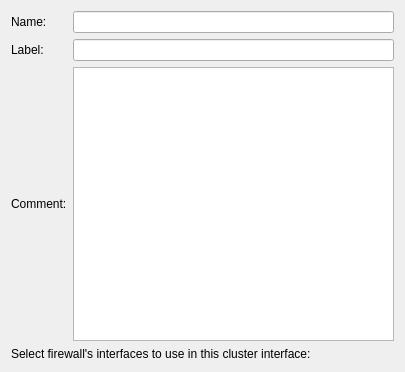
Before: the Qt Designer form src/gui/ClusterInterfaceWidget.ui in fwbuilder/fwbuilder, drawn with Qt 5.
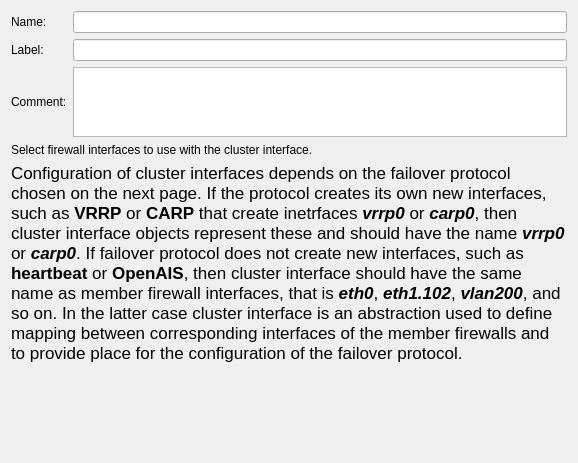
After: the same form once the commit is applied.

Commit message: dialog formatting, changes in QMessageBox text

```diff
--- a/src/gui/ClusterInterfaceWidget.ui
+++ b/src/gui/ClusterInterfaceWidget.ui
@@ -1,24 +1,24 @@
 <?xml version="1.0" encoding="UTF-8"?>
 <ui version="4.0">
  <class>ClusterInterfaceWidget</class>
- <widget class="QWidget" name="ClusterInterfaceWidget">
-  <property name="geometry">
+ <widget class="QWidget" name="ClusterInterfaceWidget" >
+  <property name="geometry" >
    <rect>
     <x>0</x>
     <y>0</y>
-    <width>405</width>
-    <height>372</height>
+    <width>578</width>
+    <height>463</height>
    </rect>
   </property>
   <property name="windowTitle">
    <string>Form</string>
   </property>
-  <layout class="QVBoxLayout" name="verticalLayout">
-   <item>
-    <layout class="QGridLayout" name="gridLayout">
-     <item row="0" column="0">
-      <widget class="QLabel" name="label_1">
-       <property name="text">
+  <layout class="QGridLayout" name="gridLayout_2" >
+   <item row="0" column="0" >
+    <layout class="QGridLayout" name="gridLayout" >
+     <item row="0" column="0" >
+      <widget class="QLabel" name="label_1" >
+       <property name="text" >
         <string>Name:</string>
        </property>
       </widget>
@@ -43,20 +43,66 @@
      <item row="1" column="1">
       <widget class="QLineEdit" name="label"/>
      </item>
-     <item row="2" column="1">
-      <widget class="QTextEdit" name="comment"/>
+     <item row="2" column="1" >
+      <widget class="QTextEdit" name="comment" >
+       <property name="sizePolicy" >
+        <sizepolicy vsizetype="Fixed" hsizetype="Expanding" >
+         <horstretch>0</horstretch>
+         <verstretch>0</verstretch>
+        </sizepolicy>
+       </property>
+       <property name="minimumSize" >
+        <size>
+         <width>0</width>
+         <height>70</height>
+        </size>
+       </property>
+       <property name="maximumSize" >
+        <size>
+         <width>16777215</width>
+         <height>70</height>
+        </size>
+       </property>
+      </widget>
      </item>
     </layout>
    </item>
-   <item>
-    <widget class="QLabel" name="label_5">
-     <property name="text">
-      <string>Select firewall's interfaces to use in this cluster interface:</string>
+   <item row="1" column="0" >
+    <widget class="QLabel" name="label_5" >
+     <property name="text" >
+      <string>Select firewall interfaces to use with the cluster interface.</string>
      </property>
     </widget>
    </item>
-   <item>
-    <layout class="QHBoxLayout" name="interfaces"/>
+   <item row="2" column="0" >
+    <widget class="QLabel" name="label_4" >
+     <property name="text" >
+      <string>&lt;!DOCTYPE HTML PUBLIC "-//W3C//DTD HTML 4.0//EN" "http://www.w3.org/TR/REC-html40/strict.dtd">
+&lt;html>&lt;head>&lt;meta name="qrichtext" content="1" />&lt;style type="text/css">
+p, li { white-space: pre-wrap; }
+&lt;/style>&lt;/head>&lt;body style=" font-family:'Lucida Grande'; font-size:13pt; font-weight:400; font-style:normal;">
+&lt;p style=" margin-top:0px; margin-bottom:0px; margin-left:0px; margin-right:0px; -qt-block-indent:0; text-indent:0px;">Configuration of cluster interfaces depends on the failover protocol chosen on the next page. If the protocol creates its own new interfaces, such as &lt;span style=" font-weight:600;">VRRP&lt;/span> or &lt;span style=" font-weight:600;">CARP&lt;/span> that create inetrfaces &lt;span style=" font-weight:600; font-style:italic;">vrrp0&lt;/span> or &lt;span style=" font-weight:600; font-style:italic;">carp0&lt;/span>, then cluster interface objects represent these and should have the name &lt;span style=" font-weight:600; font-style:italic;">vrrp0&lt;/span> or &lt;span style=" font-weight:600; font-style:italic;">carp0&lt;/span>. If failover protocol does not create new interfaces, such as &lt;span style=" font-weight:600;">heartbeat&lt;/span> or &lt;span style=" font-weight:600;">OpenAIS&lt;/span>, then cluster interface should have the same name as member firewall interfaces, that is &lt;span style=" font-weight:600; font-style:italic;">eth0&lt;/span>, &lt;span style=" font-weight:600; font-style:italic;">eth1.102&lt;/span>, &lt;span style=" font-weight:600; font-style:italic;">vlan200&lt;/span>, and so on. In the latter case cluster interface is an abstraction used to define mapping between corresponding interfaces of the member firewalls and to provide place for the configuration of the failover protocol.&lt;/p>&lt;/body>&lt;/html></string>
+     </property>
+     <property name="wordWrap" >
+      <bool>true</bool>
+     </property>
+    </widget>
+   </item>
+   <item row="3" column="0" >
+    <layout class="QHBoxLayout" name="interfaces" />
+   </item>
+   <item row="4" column="0" >
+    <spacer name="verticalSpacer" >
+     <property name="orientation" >
+      <enum>Qt::Vertical</enum>
+     </property>
+     <property name="sizeHint" stdset="0" >
+      <size>
+       <width>20</width>
+       <height>91</height>
+      </size>
+     </property>
+    </spacer>
    </item>
   </layout>
  </widget>
```
Left out of the diff: 29 changed lines with no effect on the pictures. The commit also changes 7 other files.
